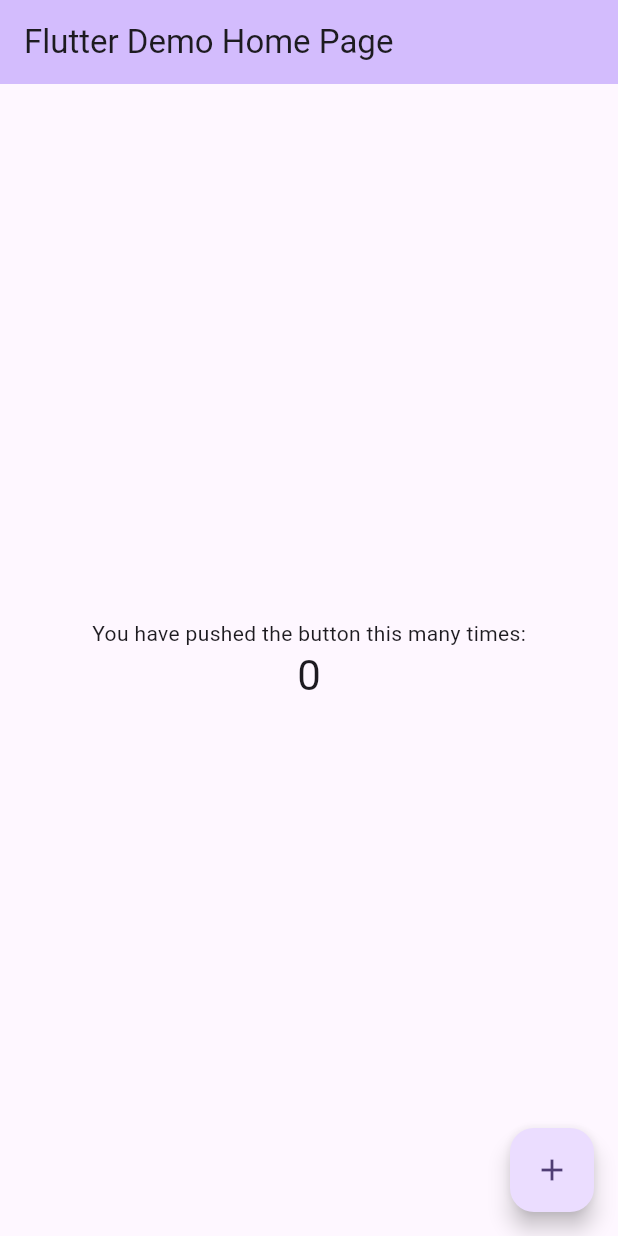
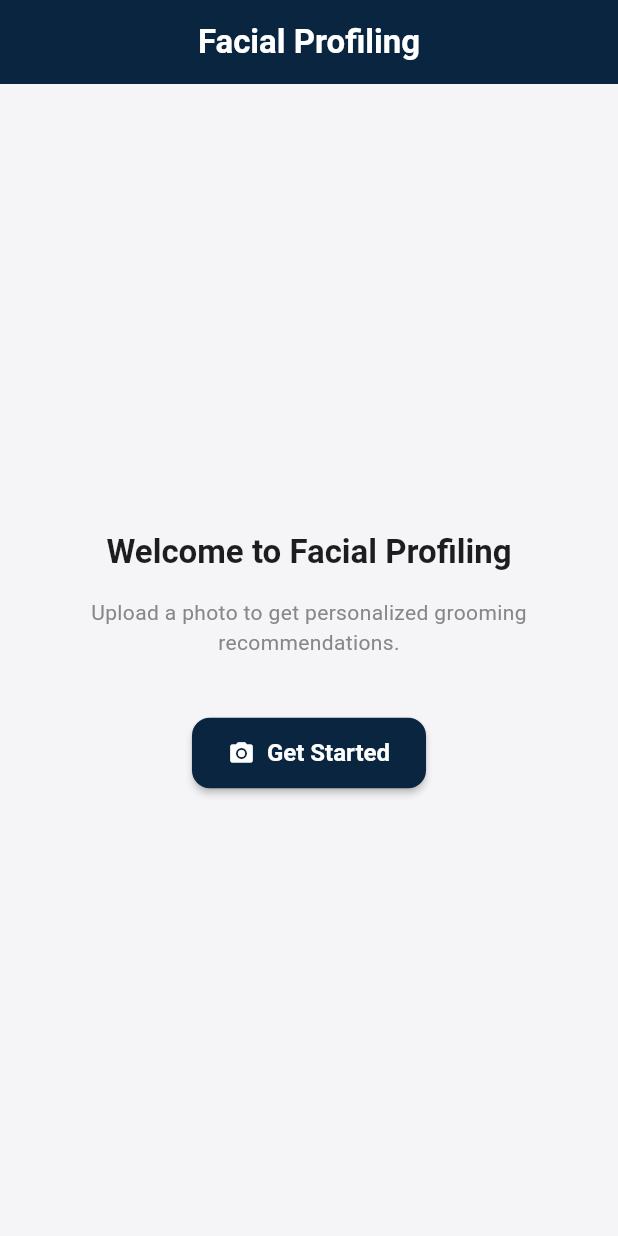
Before and after one commit to Eshararanaveera/grooming_app_fro, a Flutter app: the screen it shows after launch, on a phone screen of 412 x 824 dp. Run offline on Flutter 3.47's test engine with Material 3 defaults, Android fonts, the phone set to English and light mode, and no system bars.

Commit message:
project setup and theme change

```diff
--- a/lib/config/api_config.dart
+++ b/lib/config/api_config.dart
@@ -0,0 +1,6 @@
+class ApiConfig {
+  // Base URL for local python backend.
+  // 10.0.2.2 maps to the host's loopback interface from an Android emulator.
+  // For iOS simulator, use 'http://localhost:8000' or 'http://127.0.0.1:8000'.
+  static const String baseUrl = 'http://10.0.2.2:8000';
+}
--- a/lib/main.dart
+++ b/lib/main.dart
@@ -1,121 +1,61 @@
 import 'package:flutter/material.dart';
+import 'utils/app_theme.dart';
 
 void main() {
-  runApp(const MyApp());
+  runApp(const FacialProfilingApp());
 }
 
-class MyApp extends StatelessWidget {
-  const MyApp({super.key});
+class FacialProfilingApp extends StatelessWidget {
+  const FacialProfilingApp({super.key});
 
-  // This widget is the root of your application.
   @override
   Widget build(BuildContext context) {
     return MaterialApp(
-      title: 'Flutter Demo',
-      theme: ThemeData(
-        // This is the theme of your application.
-        //
-        // TRY THIS: Try running your application with "flutter run". You'll see
-        // the application has a purple toolbar. Then, without quitting the app,
-        // try changing the seedColor in the colorScheme below to Colors.green
-        // and then invoke "hot reload" (save your changes or press the "hot
-        // reload" button in a Flutter-supported IDE, or press "r" if you used
-        // the command line to start the app).
-        //
-        // Notice that the counter didn't reset back to zero; the application
-        // state is not lost during the reload. To reset the state, use hot
-        // restart instead.
-        //
-        // This works for code too, not just values: Most code changes can be
-        // tested with just a hot reload.
-        colorScheme: .fromSeed(seedColor: Colors.deepPurple),
-      ),
-      home: const MyHomePage(title: 'Flutter Demo Home Page'),
+      title: 'Facial Profiling',
+      theme: AppTheme.lightTheme,
+      home: const HomeScreen(),
+      debugShowCheckedModeBanner: false,
     );
   }
 }
 
-class MyHomePage extends StatefulWidget {
-  const MyHomePage({super.key, required this.title});
-
-  // This widget is the home page of your application. It is stateful, meaning
-  // that it has a State object (defined below) that contains fields that affect
-  // how it looks.
-
-  // This class is the configuration for the state. It holds the values (in this
-  // case the title) provided by the parent (in this case the App widget) and
-  // used by the build method of the State. Fields in a Widget subclass are
-  // always marked "final".
-
-  final String title;
-
-  @override
-  State<MyHomePage> createState() => _MyHomePageState();
-}
-
-class _MyHomePageState extends State<MyHomePage> {
-  int _counter = 0;
-
-  void _incrementCounter() {
-    setState(() {
-      // This call to setState tells the Flutter framework that something has
-      // changed in this State, which causes it to rerun the build method below
-      // so that the display can reflect the updated values. If we changed
-      // _counter without calling setState(), then the build method would not be
-      // called again, and so nothing would appear to happen.
-      _counter++;
-    });
-  }
+class HomeScreen extends StatelessWidget {
+  const HomeScreen({super.key});
 
   @override
   Widget build(BuildContext context) {
-    // This method is rerun every time setState is called, for instance as done
-    // by the _incrementCounter method above.
-    //
-    // The Flutter framework has been optimized to make rerunning build methods
-    // fast, so that you can just rebuild anything that needs updating rather
-    // than having to individually change instances of widgets.
     return Scaffold(
       appBar: AppBar(
-        // TRY THIS: Try changing the color here to a specific color (to
-        // Colors.amber, perhaps?) and trigger a hot reload to see the AppBar
-        // change color while the other colors stay the same.
-        backgroundColor: Theme.of(context).colorScheme.inversePrimary,
-        // Here we take the value from the MyHomePage object that was created by
-        // the App.build method, and use it to set our appbar title.
-        title: Text(widget.title),
+        title: const Text('Facial Profiling'),
       ),
       body: Center(
-        // Center is a layout widget. It takes a single child and positions it
-        // in the middle of the parent.
+        child: Padding(
+          padding: const EdgeInsets.all(24.0),
           child: Column(
-          // Column is also a layout widget. It takes a list of children and
-          // arranges them vertically. By default, it sizes itself to fit its
-          // children horizontally, and tries to be as tall as its parent.
-          //
-          // Column has various properties to control how it sizes itself and
-          // how it positions its children. Here we use mainAxisAlignment to
-          // center the children vertically; the main axis here is the vertical
-          // axis because Columns are vertical (the cross axis would be
-          // horizontal).
-          //
-          // TRY THIS: Invoke "debug painting" (choose the "Toggle Debug Paint"
-          // action in the IDE, or press "p" in the console), to see the
-          // wireframe for each widget.
-          mainAxisAlignment: .center,
+            mainAxisAlignment: MainAxisAlignment.center,
             children: [
-            const Text('You have pushed the button this many times:'),
               Text(
-              '$_counter',
-              style: Theme.of(context).textTheme.headlineMedium,
+                'Welcome to Facial Profiling',
+                style: Theme.of(context).textTheme.titleLarge,
+                textAlign: TextAlign.center,
+              ),
+              const SizedBox(height: 16),
+              Text(
+                'Upload a photo to get personalized grooming recommendations.',
+                style: Theme.of(context).textTheme.bodyMedium,
+                textAlign: TextAlign.center,
+              ),
+              const SizedBox(height: 40),
+              ElevatedButton.icon(
+                onPressed: () {
+                  // placeholder for image picker logic
+                },
+                icon: const Icon(Icons.camera_alt),
+                label: const Text('Get Started'),
               ),
             ],
           ),
         ),
-      floatingActionButton: FloatingActionButton(
-        onPressed: _incrementCounter,
-        tooltip: 'Increment',
-        child: const Icon(Icons.add),
       ),
     );
   }
--- a/lib/utils/app_theme.dart
+++ b/lib/utils/app_theme.dart
@@ -0,0 +1,48 @@
+import 'package:flutter/material.dart';
+
+class AppTheme {
+  static const Color primaryDarkBlue = Color(0xFF0A2540);
+  static const Color backgroundLightGrey = Color(0xFFF5F5F7);
+  static const Color textPrimaryColor = Color(0xFF1D1D1F);
+  static const Color textSecondaryColor = Color(0xFF86868B);
+  static const Color accentColor = Color(0xFF0066CC);
+
+  static ThemeData get lightTheme {
+    return ThemeData(
+      useMaterial3: true,
+      primaryColor: primaryDarkBlue,
+      scaffoldBackgroundColor: backgroundLightGrey,
+      colorScheme: ColorScheme.fromSeed(
+        seedColor: primaryDarkBlue,
+        primary: primaryDarkBlue,
+        secondary: accentColor,
+        surface: backgroundLightGrey,
+      ),
+      appBarTheme: const AppBarTheme(
+        backgroundColor: primaryDarkBlue,
+        foregroundColor: Colors.white,
+        centerTitle: true,
+        elevation: 0,
+      ),
+      textTheme: const TextTheme(
+        displayLarge: TextStyle(fontSize: 32, fontWeight: FontWeight.bold, color: textPrimaryColor),
+        displayMedium: TextStyle(fontSize: 28, fontWeight: FontWeight.bold, color: textPrimaryColor),
+        titleLarge: TextStyle(fontSize: 22, fontWeight: FontWeight.w600, color: textPrimaryColor),
+        bodyLarge: TextStyle(fontSize: 16, color: textPrimaryColor),
+        bodyMedium: TextStyle(fontSize: 14, color: textSecondaryColor),
+      ),
+      elevatedButtonTheme: ElevatedButtonThemeData(
+        style: ElevatedButton.styleFrom(
+          backgroundColor: primaryDarkBlue,
+          foregroundColor: Colors.white,
+          elevation: 2,
+          padding: const EdgeInsets.symmetric(horizontal: 24, vertical: 14),
+          shape: RoundedRectangleBorder(
+            borderRadius: BorderRadius.circular(12),
+          ),
+          textStyle: const TextStyle(fontSize: 16, fontWeight: FontWeight.bold),
+        ),
+      ),
+    );
+  }
+}
--- a/pubspec.yaml
+++ b/pubspec.yaml
@@ -30,6 +30,9 @@ environment:
 dependencies:
   flutter:
     sdk: flutter
+
+  http: ^1.2.0
+  image_picker: ^1.1.2
 
   # The following adds the Cupertino Icons font to your application.
   # Use with the CupertinoIcons class for iOS style icons.
```
Also changed, not shown: pubspec.lock. Lines whose indentation alone changed are shown as unchanged.
